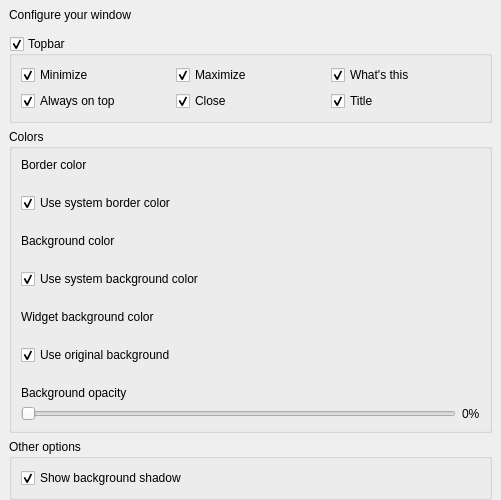
Qt form decorationconfigurationwidget.ui (AndresIgnacioPeralta/widget-frame-decorator) before a commit.
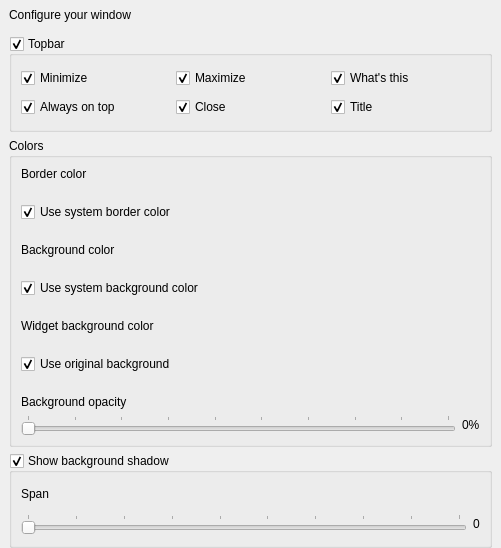
The same form after that commit.

Commit message: Resize on shadow configuration

```diff
--- a/decorationconfigurationwidget.ui
+++ b/decorationconfigurationwidget.ui
@@ -7,7 +7,7 @@
     <x>0</x>
     <y>0</y>
     <width>501</width>
-    <height>478</height>
+    <height>548</height>
    </rect>
   </property>
   <property name="windowTitle">
@@ -284,6 +284,12 @@
           <property name="invertedControls">
            <bool>false</bool>
           </property>
+          <property name="tickPosition">
+           <enum>QSlider::TicksAbove</enum>
+          </property>
+          <property name="tickInterval">
+           <number>1</number>
+          </property>
          </widget>
         </item>
         <item>
@@ -301,19 +307,55 @@
    <item>
     <widget class="QGroupBox" name="groupBox">
      <property name="title">
-      <string>Other options</string>
+      <string>Show background shadow</string>
      </property>
-     <layout class="QGridLayout" name="gridLayout_2">
-      <item row="0" column="0">
-       <widget class="QCheckBox" name="checkDropShadow">
+     <property name="flat">
+      <bool>false</bool>
+     </property>
+     <property name="checkable">
+      <bool>true</bool>
+     </property>
+     <layout class="QVBoxLayout" name="verticalLayout_3">
+      <item>
+       <widget class="QLabel" name="label_6">
         <property name="text">
-         <string>Show background shadow</string>
-        </property>
-        <property name="checked">
-         <bool>true</bool>
+         <string>Span</string>
         </property>
        </widget>
       </item>
+      <item>
+       <layout class="QHBoxLayout" name="horizontalLayout_5">
+        <property name="bottomMargin">
+         <number>0</number>
+        </property>
+        <item>
+         <widget class="QSlider" name="sliderShadowSpan">
+          <property name="minimum">
+           <number>1</number>
+          </property>
+          <property name="maximum">
+           <number>10</number>
+          </property>
+          <property name="orientation">
+           <enum>Qt::Horizontal</enum>
+          </property>
+          <property name="tickPosition">
+           <enum>QSlider::TicksAbove</enum>
+          </property>
+          <property name="tickInterval">
+           <number>1</number>
+          </property>
+         </widget>
+        </item>
+        <item>
+         <widget class="QLabel" name="labelSpanValue">
+          <property name="text">
+           <string>0</string>
+          </property>
+         </widget>
+        </item>
+       </layout>
+      </item>
      </layout>
     </widget>
    </item>
```
Left out of the diff: 2 changed lines with no effect on the pictures. The commit also changes 4 other files.
